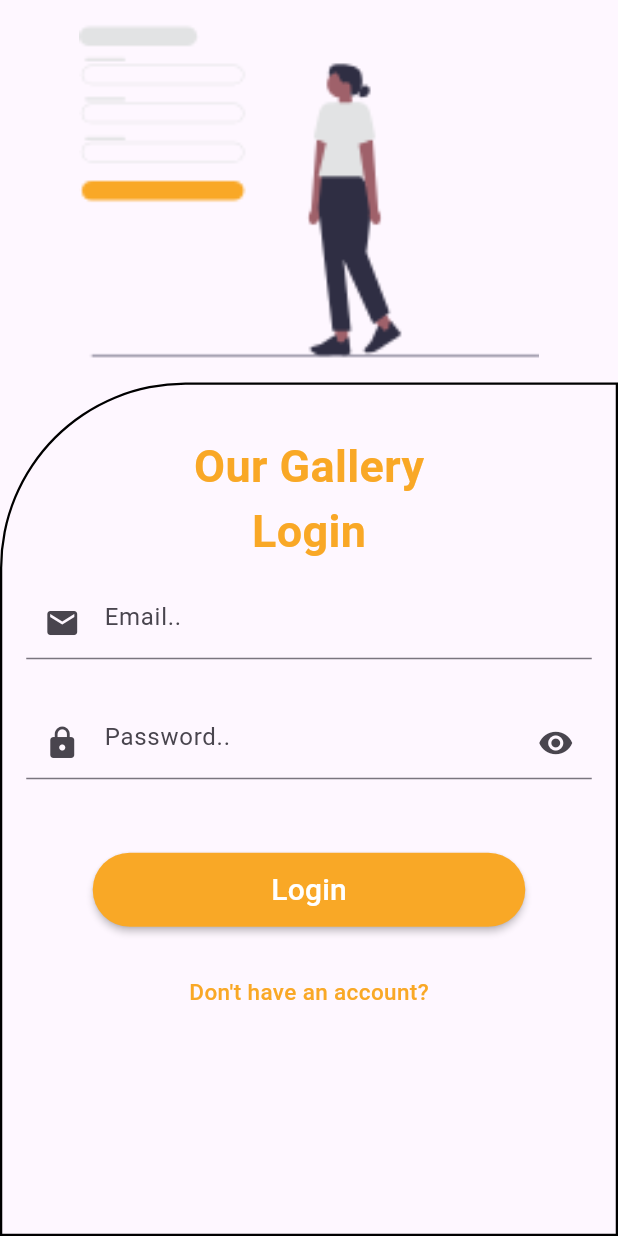
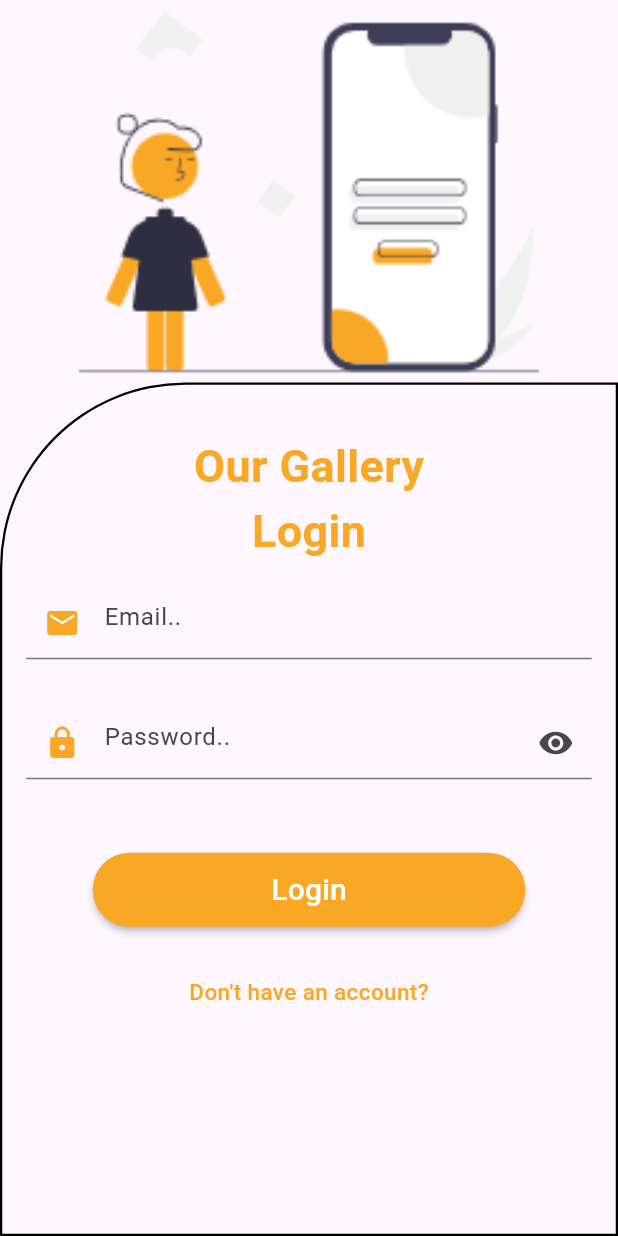
Before and after one commit to Boahen123/our_gallery, a Flutter app: the screen it shows after launch, on a phone screen of 412 x 824 dp. Run offline on Flutter 3.47's test engine with Material 2 defaults, Android fonts, the phone set to English and light mode, and no system bars; our stand-ins replace flutter_svg_provider.

Commit message:
modularized code

```diff
--- a/lib/main.dart
+++ b/lib/main.dart
@@ -15,7 +15,8 @@ class MyApp extends StatelessWidget {
   Widget build(BuildContext context) {
     return MaterialApp(
       routes: <String, WidgetBuilder>{
-        '/register': (BuildContext context) => const RegisterScreen(),
+        '/register': (BuildContext context) =>
+            const SafeArea(child: RegisterScreen()),
         '/login': (BuildContext context) => const LoginScreen(),
       },
       title: 'Our Gallery',
--- a/lib/screens/login_screen.dart
+++ b/lib/screens/login_screen.dart
@@ -1,6 +1,8 @@
 import 'package:flutter/material.dart';
 import 'package:our_gallery/data/theme_colors.dart';
-import 'package:flutter_svg_provider/flutter_svg_provider.dart';
+import 'package:our_gallery/widgets/illustration.dart';
+import 'package:our_gallery/widgets/login_register.dart';
+import 'package:our_gallery/widgets/title.dart';
 
 class LoginScreen extends StatefulWidget {
   const LoginScreen({super.key});
@@ -29,20 +31,10 @@ class _LoginScreenState extends State<LoginScreen> {
       },
       child: SafeArea(
         child: Scaffold(
-            resizeToAvoidBottomInset: false,
+            resizeToAvoidBottomInset: true,
             body: SizedBox(
                 child: Column(children: <Widget>[
-              Expanded(
-                child: Container(
-                  decoration: const BoxDecoration(
-                    image: DecorationImage(
-                      image: Svg('assets/images/register.svg',
-                          size: Size(120, 100)),
-                      fit: BoxFit.contain,
-                    ),
-                  ),
-                ),
-              ),
+              illustration('login.svg'),
               Container(
                 decoration: BoxDecoration(
                   borderRadius: BorderRadius.only(
@@ -60,12 +52,13 @@ class _LoginScreenState extends State<LoginScreen> {
                     SizedBox(
                       height: _deviceHeight! * 0.04,
                     ),
-                    _title(),
+                    title('Login'),
                     _loginForm(),
                     SizedBox(
                       height: _deviceHeight! * 0.04,
                     ),
-                    _loginButton(),
+                    actionButton(
+                        _deviceHeight, _deviceWidth, _loginUser, 'Login'),
                     SizedBox(
                       height: _deviceHeight! * 0.04,
                     ),
@@ -75,29 +68,6 @@ class _LoginScreenState extends State<LoginScreen> {
               ),
             ]))),
       ),
-    );
-  }
-
-  Widget _title() {
-    return Column(
-      children: [
-        Text(
-          'Our Gallery',
-          style: TextStyle(
-            color: themeColors[0],
-            fontSize: 30,
-            fontWeight: FontWeight.bold,
-          ),
-        ),
-        Text(
-          'Login',
-          style: TextStyle(
-            color: themeColors[0],
-            fontSize: 30,
-            fontWeight: FontWeight.bold,
-          ),
-        ),
-      ],
     );
   }
 
@@ -121,9 +91,12 @@ class _LoginScreenState extends State<LoginScreen> {
       margin: const EdgeInsets.all(8.0),
       child: TextFormField(
         keyboardType: TextInputType.emailAddress,
-        decoration: const InputDecoration(
+        decoration: InputDecoration(
           hintText: 'Email..',
-          prefixIcon: Icon(Icons.email),
+          prefixIcon: Icon(
+            Icons.email,
+            color: themeColors[0],
+          ),
         ),
         onSaved: (String? value) {
           setState(() {
@@ -149,7 +122,10 @@ class _LoginScreenState extends State<LoginScreen> {
         keyboardType: TextInputType.visiblePassword,
         decoration: InputDecoration(
           hintText: 'Password..',
-          prefixIcon: const Icon(Icons.lock),
+          prefixIcon: Icon(
+            Icons.lock,
+            color: themeColors[0],
+          ),
           suffixIcon: IconButton(
             icon: obscureText
                 ? const Icon(Icons.visibility)
@@ -175,22 +151,6 @@ class _LoginScreenState extends State<LoginScreen> {
     );
   }
 
-  Widget _loginButton() {
-    return MaterialButton(
-      onPressed: _loginUser,
-      minWidth: _deviceWidth! * 0.70,
-      height: _deviceHeight! * 0.06,
-      color: themeColors[0],
-      shape: RoundedRectangleBorder(
-        borderRadius: BorderRadius.circular(40),
-      ),
-      child: const Text(
-        'Login',
-        style: TextStyle(color: Colors.white, fontSize: 20),
-      ),
-    );
-  }
-
   Widget _registerScreenLink() {
     return GestureDetector(
       onTap: () => Navigator.pushNamed(context, '/register'),
--- /dev/null
+++ b/lib/widgets/illustration.dart
@@ -0,0 +1,16 @@
+import 'package:flutter/material.dart';
+import 'package:flutter_svg_provider/flutter_svg_provider.dart';
+
+/// Returns an illustration widget
+Widget illustration(String image) {
+  return Expanded(
+    child: Container(
+      decoration: BoxDecoration(
+        image: DecorationImage(
+          image: Svg('assets/images/$image', size: const Size(120, 100)),
+          fit: BoxFit.contain,
+        ),
+      ),
+    ),
+  );
+}
--- /dev/null
+++ b/lib/widgets/login_register.dart
@@ -0,0 +1,20 @@
+import 'package:flutter/material.dart';
+import 'package:our_gallery/data/theme_colors.dart';
+
+/// action button widget for login and register screens
+Widget actionButton(double? deviceHeight, double? deviceWidth,
+    void Function()? loginUser, String action) {
+  return MaterialButton(
+    onPressed: loginUser!,
+    minWidth: deviceWidth! * 0.70,
+    height: deviceHeight! * 0.06,
+    color: themeColors[0],
+    shape: RoundedRectangleBorder(
+      borderRadius: BorderRadius.circular(40),
+    ),
+    child: Text(
+      action,
+      style: const TextStyle(color: Colors.white, fontSize: 20),
+    ),
+  );
+}
--- /dev/null
+++ b/lib/widgets/title.dart
@@ -0,0 +1,25 @@
+import 'package:flutter/material.dart';
+import 'package:our_gallery/data/theme_colors.dart';
+
+Widget title(String title) {
+  return Column(
+    children: [
+      Text(
+        'Our Gallery',
+        style: TextStyle(
+          color: themeColors[0],
+          fontSize: 30,
+          fontWeight: FontWeight.bold,
+        ),
+      ),
+      Text(
+        title,
+        style: TextStyle(
+          color: themeColors[0],
+          fontSize: 30,
+          fontWeight: FontWeight.bold,
+        ),
+      ),
+    ],
+  );
+}
```
Also changed, not shown: lib/screens/register_screen.dart (+163 -1 lines), assets/images/login.svg (added).
